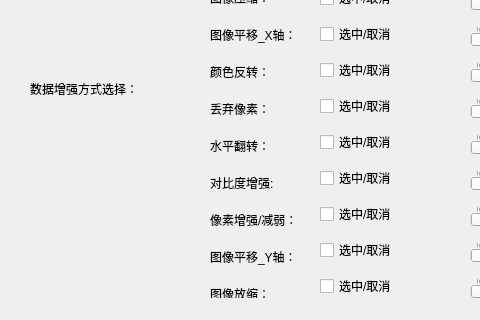
First picture: the form in untitled.ui, repository 4C79/imgAug, before the edit; both pictures show x 0 to 480 and y 611 to 931 of the 1042 by 931 pixel window.
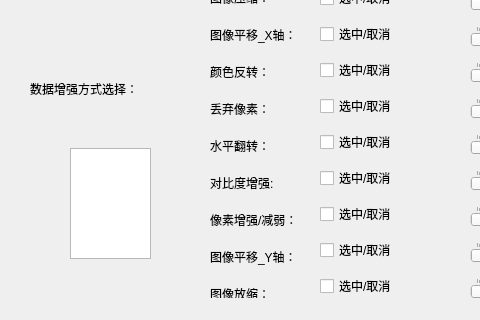
Second picture: the form after the edit.

The edit to the form file:
```diff
--- a/untitled.ui
+++ b/untitled.ui
@@ -609,6 +609,16 @@
      </item>
     </layout>
    </widget>
+   <widget class="QTextBrowser" name="textBrowser">
+    <property name="geometry">
+     <rect>
+      <x>70</x>
+      <y>740</y>
+      <width>81</width>
+      <height>111</height>
+     </rect>
+    </property>
+   </widget>
   </widget>
   <widget class="QStatusBar" name="statusbar"/>
   <widget class="QMenuBar" name="menuBar">
```
Left out of the diff: 68 changed lines with no effect on the pictures.
